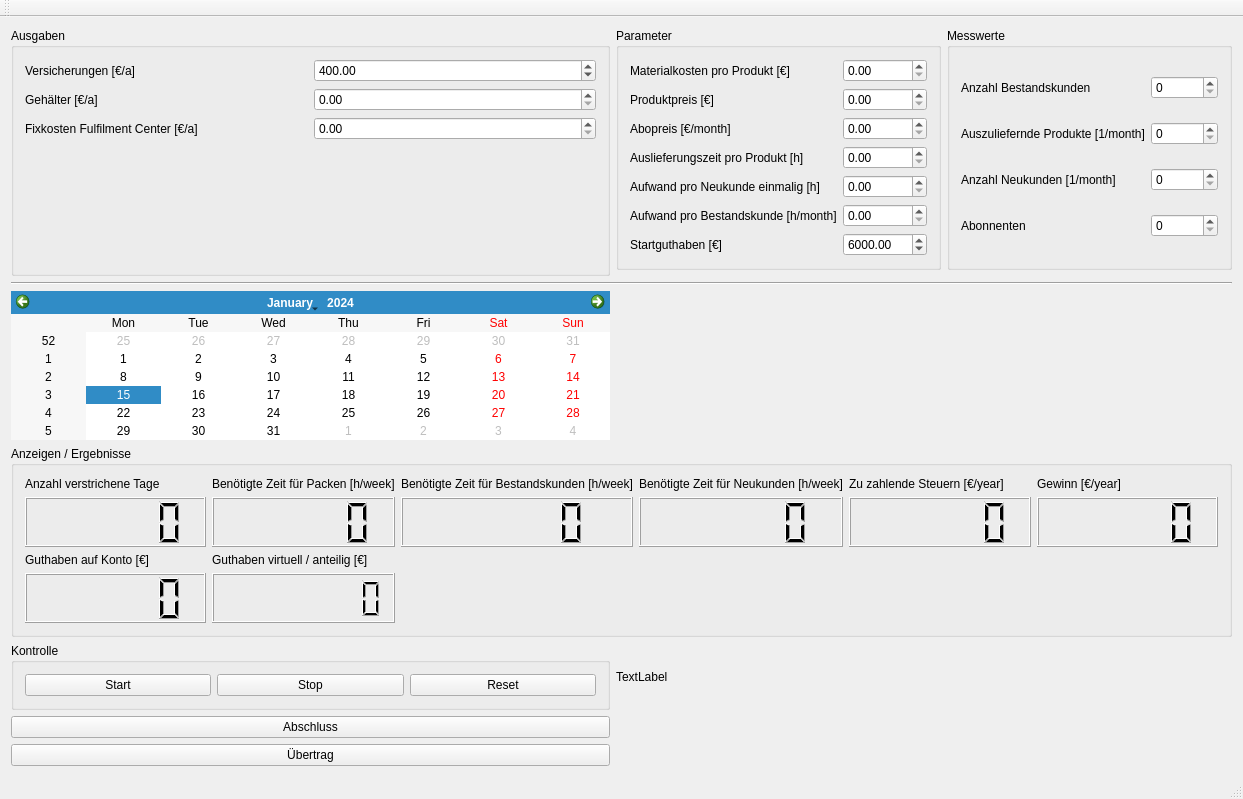
ThomasWinz/FirmenSimulation, file Sources/mainwindow.ui: the form before one commit.
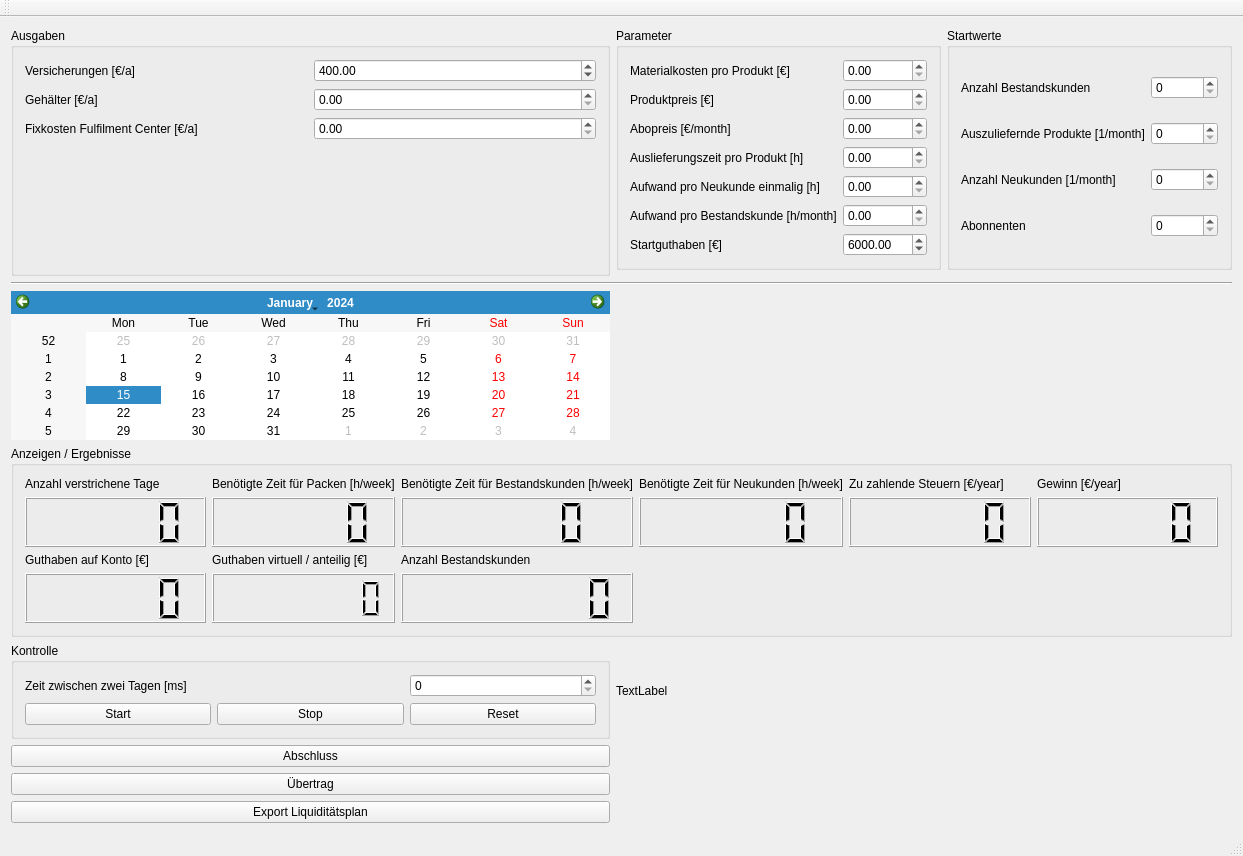
The form after the commit.

Commit message: EX-0203389 adds liquidity (WIP)

Patch:
```diff
--- a/Sources/mainwindow.ui
+++ b/Sources/mainwindow.ui
@@ -7,7 +7,7 @@
     <x>0</x>
     <y>0</y>
     <width>1243</width>
-    <height>750</height>
+    <height>808</height>
    </rect>
   </property>
   <property name="windowTitle">
@@ -15,17 +15,17 @@
   </property>
   <widget class="QWidget" name="centralWidget">
    <layout class="QGridLayout" name="gridLayout_4">
-    <item row="2" column="0" colspan="4">
-     <widget class="Line" name="line">
-      <property name="orientation">
-       <enum>Qt::Horizontal</enum>
+    <item row="6" column="0">
+     <widget class="QPushButton" name="pushButton_finish">
+      <property name="text">
+       <string>Abschluss</string>
       </property>
      </widget>
     </item>
-    <item row="5" column="1" colspan="3">
-     <widget class="QLabel" name="label_logo">
+    <item row="7" column="0">
+     <widget class="QPushButton" name="pushButton_carryForward">
       <property name="text">
-       <string>TextLabel</string>
+       <string>Übertrag</string>
       </property>
      </widget>
     </item>
@@ -45,6 +45,20 @@
       </property>
      </widget>
     </item>
+    <item row="2" column="0" colspan="4">
+     <widget class="Line" name="line">
+      <property name="orientation">
+       <enum>Qt::Horizontal</enum>
+      </property>
+     </widget>
+    </item>
+    <item row="5" column="1" colspan="3">
+     <widget class="QLabel" name="label_logo">
+      <property name="text">
+       <string>TextLabel</string>
+      </property>
+     </widget>
+    </item>
     <item row="0" column="1">
      <widget class="QGroupBox" name="groupBox_3">
       <property name="title">
@@ -158,7 +172,7 @@
     <item row="0" column="2" colspan="2">
      <widget class="QGroupBox" name="groupBox_2">
       <property name="title">
-       <string>Messwerte</string>
+       <string>Startwerte</string>
       </property>
       <layout class="QGridLayout" name="gridLayout_2">
        <item row="1" column="2">
@@ -359,6 +373,29 @@
          </property>
         </widget>
        </item>
+       <item row="3" column="4">
+        <widget class="QLabel" name="label_24">
+         <property name="text">
+          <string>Anzahl Bestandskunden</string>
+         </property>
+        </widget>
+       </item>
+       <item row="4" column="4">
+        <widget class="QLCDNumber" name="lcdNumber_numOfCustomers">
+         <property name="minimumSize">
+          <size>
+           <width>0</width>
+           <height>50</height>
+          </size>
+         </property>
+         <property name="smallDecimalPoint">
+          <bool>true</bool>
+         </property>
+         <property name="digitCount">
+          <number>7</number>
+         </property>
+        </widget>
+       </item>
       </layout>
      </widget>
     </item>
@@ -434,42 +471,49 @@
       <property name="title">
        <string>Kontrolle</string>
       </property>
-      <layout class="QHBoxLayout" name="horizontalLayout">
-       <item>
+      <layout class="QGridLayout" name="gridLayout_6">
+       <item row="1" column="1">
         <widget class="QPushButton" name="pushButton_start">
          <property name="text">
           <string>Start</string>
          </property>
         </widget>
        </item>
-       <item>
+       <item row="1" column="2">
         <widget class="QPushButton" name="pushButton_stop">
          <property name="text">
           <string>Stop</string>
          </property>
         </widget>
        </item>
-       <item>
+       <item row="1" column="3">
         <widget class="QPushButton" name="pushButton_reset">
          <property name="text">
           <string>Reset</string>
          </property>
         </widget>
        </item>
+       <item row="0" column="1">
+        <widget class="QLabel" name="label_23">
+         <property name="text">
+          <string>Zeit zwischen zwei Tagen [ms]</string>
+         </property>
+        </widget>
+       </item>
+       <item row="0" column="3">
+        <widget class="QSpinBox" name="spinBox_timerDelay">
+         <property name="maximum">
+          <number>999999999</number>
+         </property>
+        </widget>
+       </item>
       </layout>
      </widget>
     </item>
-    <item row="6" column="0">
-     <widget class="QPushButton" name="pushButton_finish">
+    <item row="8" column="0">
+     <widget class="QPushButton" name="pushButton_exportLiquidity">
       <property name="text">
-       <string>Abschluss</string>
-      </property>
-     </widget>
-    </item>
-    <item row="7" column="0">
-     <widget class="QPushButton" name="pushButton_carryForward">
-      <property name="text">
-       <string>Übertrag</string>
+       <string>Export Liquiditätsplan</string>
       </property>
      </widget>
     </item>
```
The commit also changes 13 other files.
